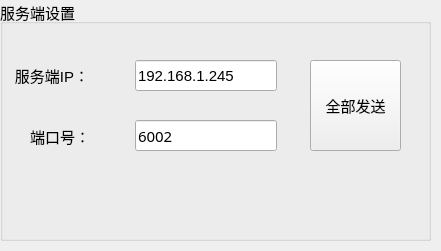
ChinaClever/PM-Tool, file PM_Tool/mainPage/seripport.ui: the form before one commit.
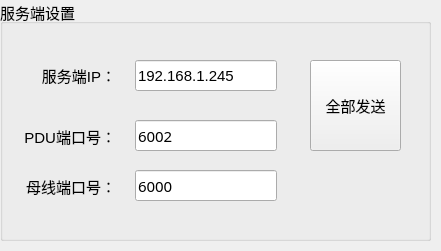
The form after the commit.

Commit message: 更新批量发送母线端口

What changed in the file:
```diff
--- a/PM_Tool/mainPage/seripport.ui
+++ b/PM_Tool/mainPage/seripport.ui
@@ -53,7 +53,7 @@
      <rect>
       <x>15</x>
       <y>60</y>
-      <width>74</width>
+      <width>101</width>
       <height>31</height>
      </rect>
     </property>
@@ -99,7 +99,7 @@
      <rect>
       <x>15</x>
       <y>121</y>
-      <width>75</width>
+      <width>101</width>
       <height>31</height>
      </rect>
     </property>
@@ -115,7 +115,7 @@
      </font>
     </property>
     <property name="text">
-     <string>端口号：</string>
+     <string>PDU端口号：</string>
     </property>
     <property name="alignment">
      <set>Qt::AlignRight|Qt::AlignTrailing|Qt::AlignVCenter</set>
@@ -134,6 +134,52 @@
      <string>全部发送</string>
     </property>
    </widget>
+   <widget class="QLabel" name="Port_5">
+    <property name="geometry">
+     <rect>
+      <x>15</x>
+      <y>171</y>
+      <width>101</width>
+      <height>31</height>
+     </rect>
+    </property>
+    <property name="minimumSize">
+     <size>
+      <width>0</width>
+      <height>31</height>
+     </size>
+    </property>
+    <property name="font">
+     <font>
+      <pointsize>11</pointsize>
+     </font>
+    </property>
+    <property name="text">
+     <string>母线端口号：</string>
+    </property>
+    <property name="alignment">
+     <set>Qt::AlignRight|Qt::AlignTrailing|Qt::AlignVCenter</set>
+    </property>
+   </widget>
+   <widget class="QLineEdit" name="BusPort">
+    <property name="geometry">
+     <rect>
+      <x>135</x>
+      <y>170</y>
+      <width>142</width>
+      <height>31</height>
+     </rect>
+    </property>
+    <property name="font">
+     <font>
+      <family>微软雅黑</family>
+      <pointsize>11</pointsize>
+     </font>
+    </property>
+    <property name="text">
+     <string>6000</string>
+    </property>
+   </widget>
   </widget>
  </widget>
  <resources/>
```
The commit also changes 5 other files.
